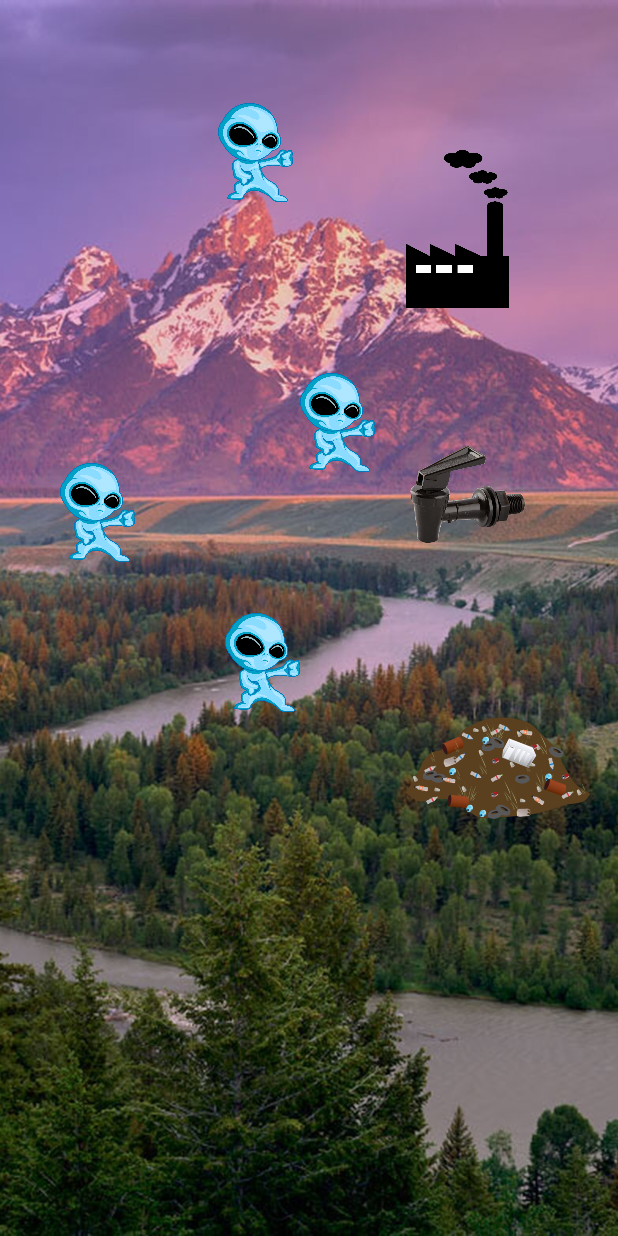
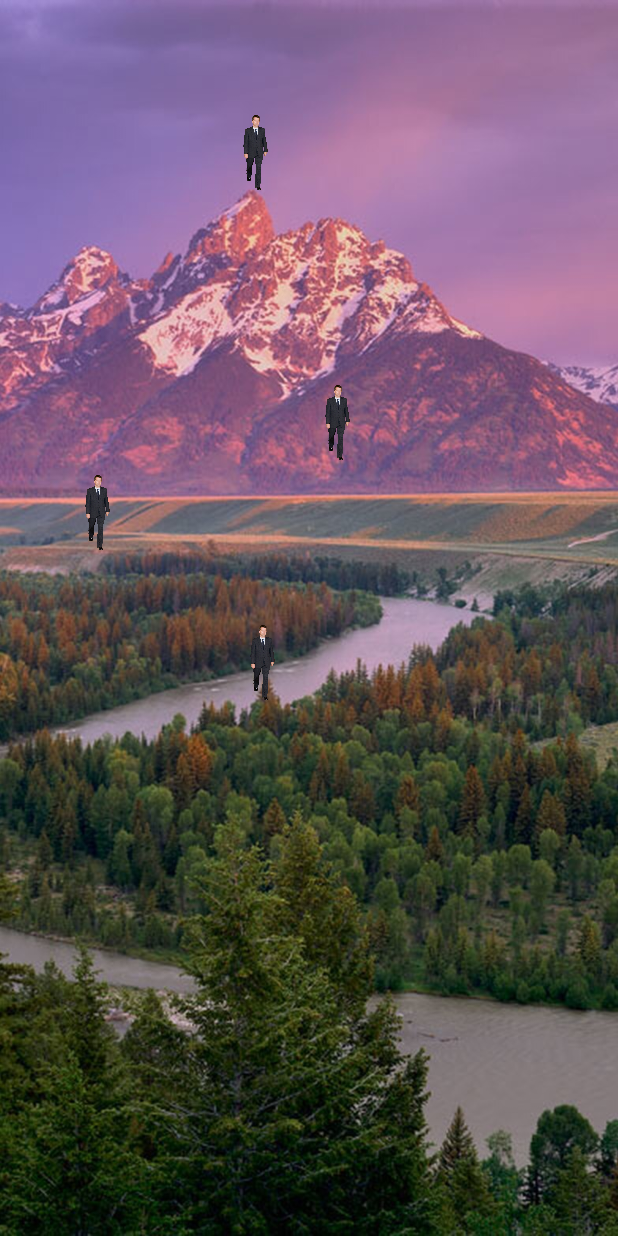
Before and after one commit to gabeclasson/ToolboxClasson, an Android app: the DisplayActivity screen opened directly, with no data from a screen before it, on a phone screen of 412 x 824 dp. Run offline under Robolectric (Android 15) with nearby library versions, the light colour scheme and no system bars.

Commit message:
Added some functionality

```diff
--- a/app/src/main/java/com/example/pollutiontoolbox/DisplayActivity.java
+++ b/app/src/main/java/com/example/pollutiontoolbox/DisplayActivity.java
@@ -2,13 +2,72 @@ package com.example.pollutiontoolbox;
 
 import androidx.appcompat.app.AppCompatActivity;
 
+import android.content.Intent;
 import android.os.Bundle;
+import android.view.View;
+import android.widget.ImageView;
 
 public class DisplayActivity extends AppCompatActivity {
+    public static final String INCLUDE_AIR = "includeAir";
+    public static final String INCLUDE_LAND = "includeLand";
+    public static final String INCLUDE_WATER = "includeWater";
+    public static final String INHABITANT_TYPE = "inhabitantType";
+    public static final String SCENE_SELECT = "sceneSelect";
+    public static final String SCENE_IS_ON = "sceneIsOn";
 
+    public static final int HUMAN = 0;
+    public static final int ALIEN = 1;
+    public static final int PIG = 2;
+
+    public static final int FULL_COLOR = 0;
+    public static final int BLACK_WHITE = 1;
+    public static final int GREEN = 2;
+
+    private boolean includeAir;
+    private boolean includeLand;
+    private boolean includeWater;
+    private int inhabitant;
+    private int colorScheme;
+    private boolean sceneIsOn;
     @Override
     protected void onCreate(Bundle savedInstanceState) {
         super.onCreate(savedInstanceState);
         setContentView(R.layout.activity_display);
+
+        Intent intent = getIntent();
+        includeAir = intent.getBooleanExtra(INCLUDE_AIR, false);
+        includeLand = intent.getBooleanExtra(INCLUDE_LAND, false);
+        includeWater = intent.getBooleanExtra(INCLUDE_WATER, false);
+        inhabitant = intent.getIntExtra(INHABITANT_TYPE, -1);
+        colorScheme = intent.getIntExtra(SCENE_SELECT, -1);
+        sceneIsOn = intent.getBooleanExtra(SCENE_IS_ON, false);
+
+        if (!includeAir){
+            findViewById(R.id.airPollution).setVisibility(View.INVISIBLE);
+        }
+        if (!includeLand){
+            findViewById(R.id.landPollution).setVisibility(View.INVISIBLE);
+        }
+        if (!includeWater){
+            findViewById(R.id.waterPollution).setVisibility(View.INVISIBLE);
+        }
+        ImageView inhabitant1 = findViewById(R.id.alien1);
+        ImageView inhabitant2 = findViewById(R.id.alien2);
+        ImageView inhabitant3 = findViewById(R.id.alien3);
+        ImageView inhabitant4 = findViewById(R.id.alien4);
+        int imageId = 0;
+        if (inhabitant == HUMAN)
+            imageId = R.drawable.person;
+        else if (inhabitant == ALIEN)
+            imageId = R.drawable.alien;
+        else if (inhabitant == PIG)
+            imageId = R.drawable.pig;
+        else
+            imageId = R.drawable.person;
+        inhabitant1.setImageResource(imageId);
+        inhabitant2.setImageResource(imageId);
+        inhabitant3.setImageResource(imageId);
+        inhabitant4.setImageResource(imageId);
     }
+
 }
```
Also changed, not shown: app/src/main/java/com/example/pollutiontoolbox/MainActivity.java (+44 -7 lines).
